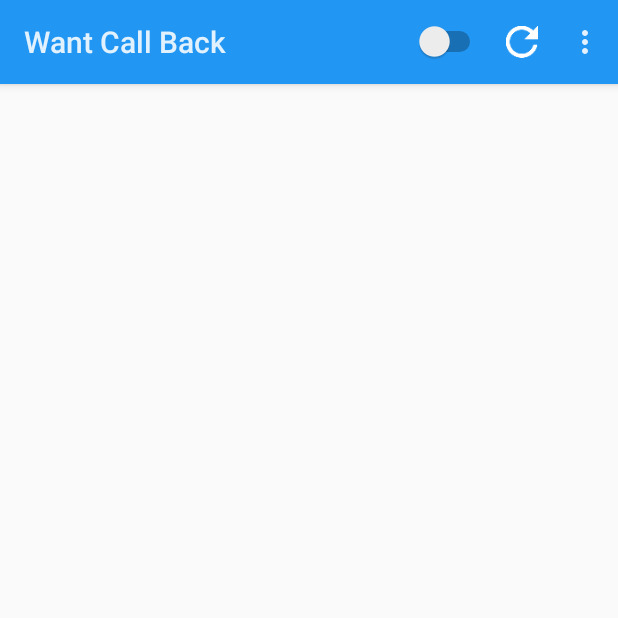
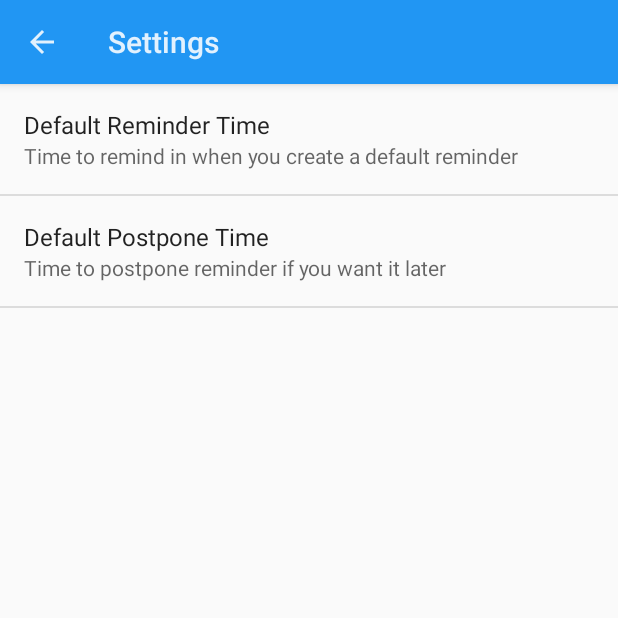
Before and after one commit to offvanHooijdonk/wantcallback, an Android app: the screen it shows after launch (MainActivity before the commit, PreferenceActivity after it), in the options menu, after a tap on "Settings", on a phone screen of 412 x 824 dp, the top half of it. Run offline under Robolectric (Android 15) with nearby library versions, the phone set to English and light mode, and no system bars; libraries missing offline, so code that uses them is left out: com.melnykov.fab; 8 statements that could not run were skipped.

Commit message:
Preferences added. FIX: Fixed issue with saving/reading dates in SQLite. Raised button style implemented. FIX: If initService is restarted by the system - now it does not read Extra, but instead looks if app is enabled and enable all listeners if so. FIX: Time 24-hour format fix added.

```diff
--- a/app/src/main/AndroidManifest.xml
+++ b/app/src/main/AndroidManifest.xml
@@ -38,6 +38,12 @@
             android:parentActivityName=".ui.MainActivity">
         </activity>
 
+        <activity
+            android:name=".ui.preferences.PreferenceActivity"
+            android:label="@string/action_settings"
+            android:parentActivityName=".ui.MainActivity">
+        </activity>
+
         <activity android:name="com.wantcallback.ui.RemindActivity">
         </activity>
 
--- a/app/src/main/java/com/wantcallback/dao/impl/ReminderDao.java
+++ b/app/src/main/java/com/wantcallback/dao/impl/ReminderDao.java
@@ -15,7 +15,7 @@ import java.util.List;
 
 public class ReminderDao {
     public static final String TABLE = ReminderInfo.TABLE;
-    public static final int DATE_MULT = 60 * 1000;
+    public static final long DATE_MULT = 60 * 1000l;
 
     private Context ctx;
     private DBHelperUtil dbHelper;
@@ -95,7 +95,7 @@ public class ReminderDao {
         SQLiteDatabase db = dbHelper.getReadableDatabase();
 
         Cursor cursor = db.query(TABLE, null, null, null, null, null, ReminderInfo.DATE + " desc");
-        if (cursor.moveToFirst()) { // assume phone is a unique field
+        while (cursor.moveToNext()) { // assume phone is a unique field
             reminders.add(cursorToBean(cursor));
         }
         cursor.close();
@@ -129,7 +129,7 @@ public class ReminderDao {
         cv.put(ReminderInfo.PHONE, info.getPhone());
         cv.put(ReminderInfo.DATE, (int) (info.getDate() / DATE_MULT));
         cv.put(ReminderInfo.CALL_ID, info.getCallInfo().getLogId());
-        cv.put(ReminderInfo.CALL_DATE, info.getPhone());
+        cv.put(ReminderInfo.CALL_DATE, info.getDate() / DATE_MULT);
         cv.put(ReminderInfo.CALL_TYPE, info.getCallInfo().getType().toString());
 
         return cv;
--- a/app/src/main/java/com/wantcallback/notifications/NotificationsUtil.java
+++ b/app/src/main/java/com/wantcallback/notifications/NotificationsUtil.java
@@ -54,7 +54,7 @@ public class NotificationsUtil {
         String tag = info.getPhone();
         int id = NOTIFICATION_REJECTED_CALL;
         String callerLabel = getCallerLabel(info);
-        int defaultMin = ReminderUtil.getDefaultRemindMinutes();
+        int defaultMin = ReminderUtil.getDefaultRemindMinutes(ctx);
         NotificationCompat.Builder builder = getCommonCallNBuilder(info).setContentTitle("Rejected Call")
                 .setTicker("Rejected Call from " + callerLabel)
                 .setContentIntent(createNewReminderIntent(info, tag, id)) // open activity to set custom info
@@ -69,7 +69,7 @@ public class NotificationsUtil {
         String callerLabel = getCallerLabel(reminder.getCallInfo());
 
         NotificationCompat.Builder builder = getCommonCallNBuilder(reminder.getCallInfo()).setContentTitle("Rejected Call")
-                .setContentText("You already have a reminder at " + AppHelper.sdfTime.format(new Date(reminder.getDate())))
+                .setContentText("You already have a reminder at " + AppHelper.getTimeFormat(ctx).format(new Date(reminder.getDate())))
                 .setTicker("Rejected Call from " + callerLabel)
                 .setContentIntent(createEditReminderIntent(reminder, tag, id)) // open activity to set custom info
                 .addAction(R.drawable.ic_call, "Call now", createDialerIntent(reminder.getCallInfo())) // Dial missed call
@@ -83,7 +83,7 @@ public class NotificationsUtil {
         int id = NOTIFICATION_REMINDER;
 // TODO make a custom layout
         NotificationCompat.Builder builder = getCommonCallNBuilder(reminder.getCallInfo()).setContentTitle("Time to call back to" + reminder.getPhone())
-                .setContentText("Call to " + reminder.getPhone() + " that called you at " + AppHelper.sdfTime.format(new Date(reminder.getCallInfo().getDate())))
+                .setContentText("Call to " + reminder.getPhone() + " that called you at " + AppHelper.getTimeFormat(ctx).format(new Date(reminder.getCallInfo().getDate())))
                 .setTicker("Call back to " + reminder.getPhone())
                 //.setSound(RingtoneManager.getDefaultUri(RingtoneManager.TYPE_NOTIFICATION))
                 .setLights(ctx.getResources().getColor(R.color.led_blue), 500, 500) // TODO make configurable
--- a/app/src/main/java/com/wantcallback/ui/MainActivity.java
+++ b/app/src/main/java/com/wantcallback/ui/MainActivity.java
@@ -7,6 +7,7 @@ import android.content.Intent;
 import android.content.IntentFilter;
 import android.os.AsyncTask;
 import android.os.Bundle;
+import android.preference.PreferenceManager;
 import android.view.Menu;
 import android.view.MenuItem;
 import android.view.View;
@@ -20,6 +21,7 @@ import com.wantcallback.helper.AppHelper;
 import com.wantcallback.model.ReminderInfo;
 import com.wantcallback.reminder.ReminderUtil;
 import com.wantcallback.ui.actionbar.AppEnableActionProvider;
+import com.wantcallback.ui.preferences.PreferenceActivity;
 
 import java.util.ArrayList;
 import java.util.List;
@@ -46,6 +48,7 @@ public class MainActivity extends Activity implements AppEnableActionProvider.To
         setContentView(R.layout.activity_main);
 
         that = this;
+        PreferenceManager.setDefaultValues(that, R.xml.pref, false);
 
         btnAddAlarm = (FloatingActionButton) findViewById(R.id.btnAddAlarm);
         reminderDao = new ReminderDao(that);
@@ -114,6 +117,9 @@ public class MainActivity extends Activity implements AppEnableActionProvider.To
         int id = item.getItemId();
         if (id == R.id.action_reload) {
             reloadRemindersList();
+        } else if (id == R.id.action_settings) {
+            Intent intent = new Intent(that, PreferenceActivity.class);
+            startActivity(intent);
         }
 
         return super.onOptionsItemSelected(item);
--- /dev/null
+++ b/app/src/main/java/com/wantcallback/ui/preferences/PreferenceActivity.java
@@ -0,0 +1,33 @@
+package com.wantcallback.ui.preferences;
+
+import android.app.Activity;
+import android.os.Bundle;
+import android.preference.PreferenceFragment;
+
+import com.wantcallback.R;
+
+/**
+ * Created by Yahor_Fralou on 7/23/2015.
+ */
+public class PreferenceActivity extends Activity {
+
+    @Override
+    protected void onCreate(Bundle savedInstanceState) {
+        super.onCreate(savedInstanceState);
+
+        getActionBar().setDisplayHomeAsUpEnabled(true);
+
+        getFragmentManager().beginTransaction()
+                .replace(android.R.id.content, new SettingsFragment())
+                .commit();
+    }
+
+    public static class SettingsFragment extends PreferenceFragment {
+        @Override
+        public void onCreate(Bundle savedInstanceState) {
+            super.onCreate(savedInstanceState);
+
+            addPreferencesFromResource(R.xml.pref);
+        }
+    }
+}
--- a/app/src/main/res/values-v21/style.xml
+++ b/app/src/main/res/values-v21/style.xml
@@ -6,10 +6,17 @@
         <item name="android:colorPrimary">@color/app_primary</item>
         <item name="android:colorPrimaryDark">@color/app_primary_dark</item>
         <item name="android:colorAccent">@color/app_accent</item>
+
+        <item name="android:colorButtonNormal">@color/app_accent</item>
+        <item name="android:buttonStyle">@style/AppBaseTheme.RaisedButton</item>
     </style>
 
     <style name="AppBaseTheme.ActionBar" parent="android:Widget.Material.Light.ActionBar">
         <item name="android:background">@color/app_primary</item>
     </style>
 
+    <style name="AppBaseTheme.RaisedButton" parent="android:Widget.Material.Light.Button">
+        <item name="android:textColor">@color/button_raised_text</item>
+    </style>
+
 </resources>
--- a/app/src/main/res/values/colors.xml
+++ b/app/src/main/res/values/colors.xml
@@ -7,7 +7,9 @@
     <color name="app_primary">#2196F3</color>
     <color name="app_primary_dark">#1976D2</color>
     <color name="app_accent">#00B0FF</color>
+
     <color name="fab_pressed">#03A9F4</color>
     <color name="fab_ripple">#40C4FF</color>
+    <color name="button_raised_text">#ffffff</color>
 
 </resources>
--- /dev/null
+++ b/app/src/main/res/values/string_prefs.xml
@@ -0,0 +1,54 @@
+<?xml version="1.0" encoding="utf-8"?>
+<resources>
+    <string name="default_reminder_time_title">Default Reminder Time</string>
+    <string name="default_reminder_time_summ">Time to remind in when you create a default reminder</string>
+    <string name="default_reminder_time_key">defaultReminderTime</string>
+
+    <string-array name="default_reminder_time_values">
+        <item>2</item>
+        <item>5</item>
+        <item>10</item>
+        <item>15</item>
+        <item>20</item>
+        <item>30</item>
+        <item>45</item>
+        <item>60</item>
+    </string-array>
+
+    <string-array name="default_reminder_time">
+        <item>2 m</item>
+        <item>5 m</item>
+        <item>10 m</item>
+        <item>15 m</item>
+        <item>20 m</item>
+        <item>30 m</item>
+        <item>45 m</item>
+        <item>1 h</item>
+    </string-array>
+
+    <string name="default_postpone_time_title">Default Postpone Time</string>
+    <string name="default_postpone_time_summ">Time to postpone reminder if you want it later</string>
+    <string name="default_postpone_time_key">defaultPostponeTime</string>
+
+    <string-array name="default_postpone_time_values">
+        <item>2</item>
+        <item>5</item>
+        <item>10</item>
+        <item>15</item>
+        <item>20</item>
+        <item>30</item>
+        <item>45</item>
+        <item>60</item>
+    </string-array>
+
+    <string-array name="default_postpone_time">
+        <item>2 m</item>
+        <item>5 m</item>
+        <item>10 m</item>
+        <item>15 m</item>
+        <item>20 m</item>
+        <item>30 m</item>
+        <item>45 m</item>
+        <item>1 h</item>
+    </string-array>
+</resources>
--- a/app/src/main/res/values/strings.xml
+++ b/app/src/main/res/values/strings.xml
@@ -1,6 +1,5 @@
 <?xml version="1.0" encoding="utf-8"?>
 <resources>
-
     <string name="app_name">Want Call Back</string>
     <string name="hello_world">Hello world!</string>
     <string name="action_settings">Settings</string>
@@ -27,4 +26,5 @@
     <string name="call_from_list">Call now</string>
     <string name="contact_photo">Contact photo</string>
     <string name="add_from_contacts">Add from contacts</string>
+
 </resources>
--- a/app/src/main/res/xml/pref.xml
+++ b/app/src/main/res/xml/pref.xml
@@ -1,4 +1,19 @@
 <?xml version="1.0" encoding="utf-8"?>
 <PreferenceScreen xmlns:android="http://schemas.android.com/apk/res/android">
 
+    <ListPreference
+        android:key="@string/default_reminder_time_key"
+        android:title="@string/default_reminder_time_title"
+        android:summary="@string/default_reminder_time_summ"
+        android:entries="@array/default_reminder_time"
+        android:entryValues="@array/default_reminder_time_values"
+        android:defaultValue="10"/>
+
+    <ListPreference
+        android:key="@string/default_postpone_time_key"
+        android:title="@string/default_postpone_time_title"
+        android:summary="@string/default_postpone_time_summ"
+        android:entries="@array/default_postpone_time"
+        android:entryValues="@array/default_postpone_time_values"
+        android:defaultValue="10"/>
 </PreferenceScreen>
```
Also changed, not shown: app/src/main/java/com/wantcallback/helper/AppHelper.java (+14 -2 lines), app/src/main/java/com/wantcallback/reminder/ReminderUtil.java (+8 -6 lines), app/src/main/java/com/wantcallback/startup/InitializerIntentService.java (+10 -1 lines), app/src/main/java/com/wantcallback/ui/EditReminderActivity.java (+8 -9 lines), app/src/main/java/com/wantcallback/ui/ReminderMainAdapter.java (+4 -4 lines), app/src/main/res/layout/activity_set_alarm.xml (+4 -5 lines).
